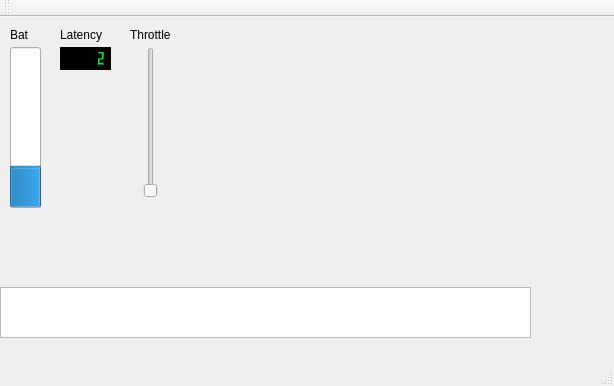
esanbock/joyfly-cpp, file src/mainwindow.ui: the form before one commit.
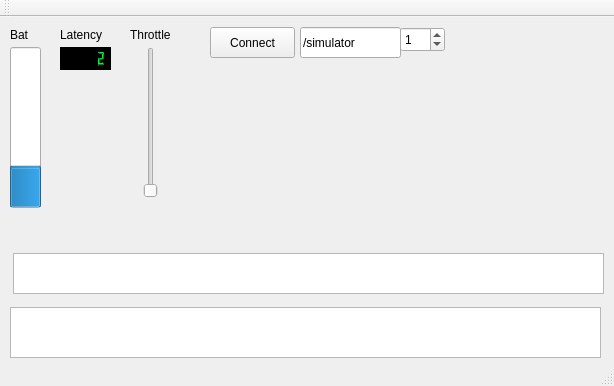
The form after the commit.

Commit message: now have a connect button

Patch:
```diff
--- a/src/mainwindow.ui
+++ b/src/mainwindow.ui
@@ -17,9 +17,9 @@
    <widget class="QPlainTextEdit" name="textLog">
     <property name="geometry">
      <rect>
-      <x>0</x>
-      <y>270</y>
-      <width>531</width>
+      <x>10</x>
+      <y>290</y>
+      <width>591</width>
       <height>51</height>
      </rect>
     </property>
@@ -382,6 +382,67 @@
      <string>Throttle</string>
     </property>
    </widget>
+   <widget class="QTextEdit" name="textOutput">
+    <property name="geometry">
+     <rect>
+      <x>13</x>
+      <y>236</y>
+      <width>591</width>
+      <height>41</height>
+     </rect>
+    </property>
+    <property name="readOnly">
+     <bool>true</bool>
+    </property>
+   </widget>
+   <widget class="QPushButton" name="connectButton">
+    <property name="geometry">
+     <rect>
+      <x>210</x>
+      <y>10</y>
+      <width>85</width>
+      <height>31</height>
+     </rect>
+    </property>
+    <property name="text">
+     <string>Connect</string>
+    </property>
+    <property name="checkable">
+     <bool>false</bool>
+    </property>
+   </widget>
+   <widget class="QSpinBox" name="secondsUpdate">
+    <property name="geometry">
+     <rect>
+      <x>400</x>
+      <y>10</y>
+      <width>45</width>
+      <height>25</height>
+     </rect>
+    </property>
+    <property name="maximum">
+     <number>5</number>
+    </property>
+    <property name="value">
+     <number>1</number>
+    </property>
+   </widget>
+   <widget class="QLineEdit" name="serialDevice">
+    <property name="geometry">
+     <rect>
+      <x>300</x>
+      <y>10</y>
+      <width>101</width>
+      <height>31</height>
+     </rect>
+    </property>
+    <property name="text">
+     <string>/simulator</string>
+    </property>
+    <property name="readOnly">
+     <bool>false</bool>
+    </property>
+   </widget>
   </widget>
   <widget class="QMenuBar" name="menuBar">
    <property name="geometry">
```
Left out of the diff: 5 changed lines with no effect on the pictures. The commit also changes 6 other files.
